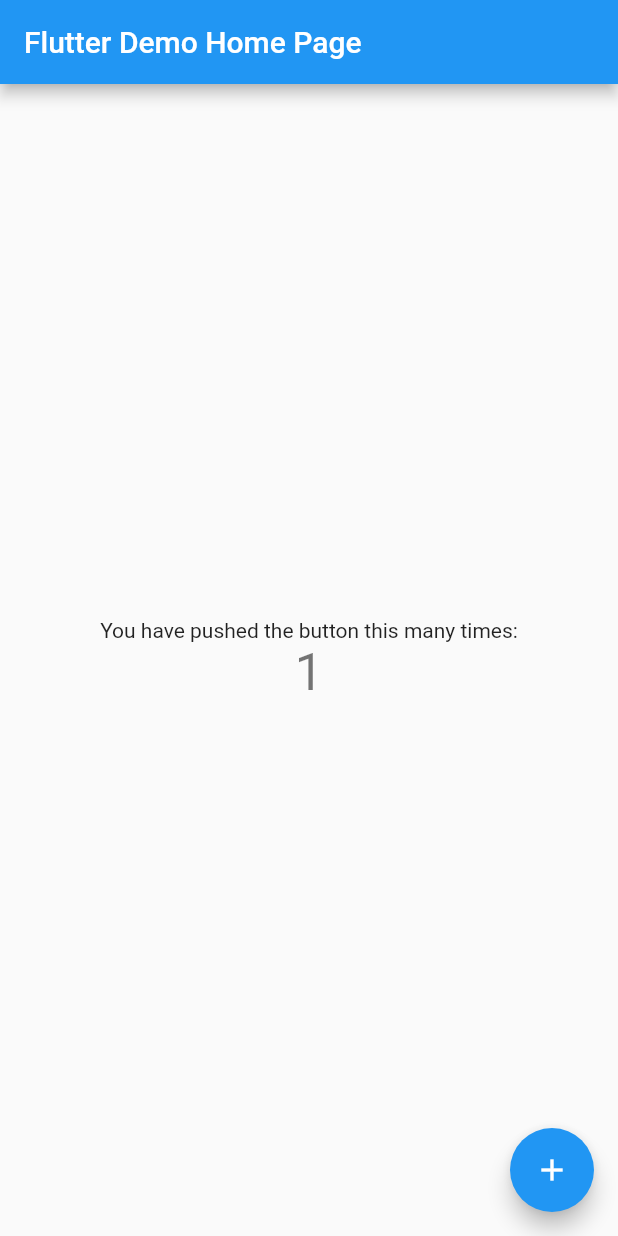
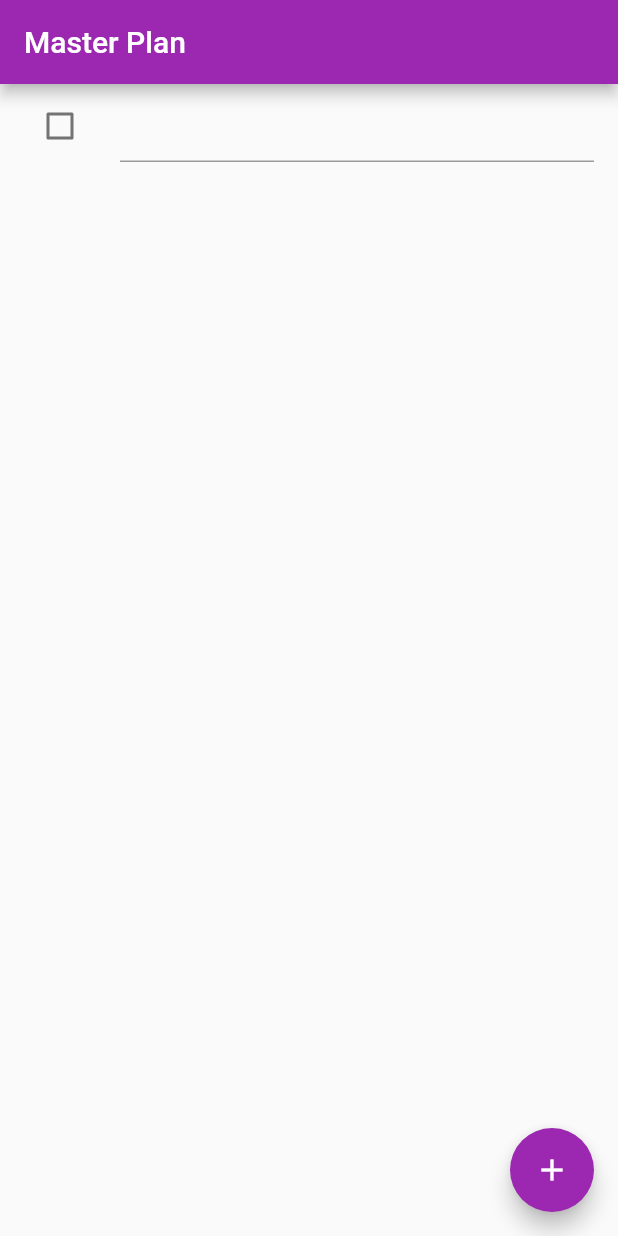
Before and after one commit to jessaleks/state_management_flutter, a Flutter app: the screen it shows after launch, after a tap on the "add" icon, on a phone screen of 412 x 824 dp. Run offline on Flutter 3.47's test engine with Material 2 defaults, Android fonts, the phone set to English and light mode, and no system bars.

Commit message:
a basic list set up

```diff
--- a/lib/main.dart
+++ b/lib/main.dart
@@ -1,4 +1,5 @@
 import 'package:flutter/material.dart';
+import './views/plan_screen.dart';
 
 void main() {
   runApp(const MyApp());
@@ -7,109 +8,11 @@
 class MyApp extends StatelessWidget {
   const MyApp({Key? key}) : super(key: key);
 
-  // This widget is the root of your application.
   @override
   Widget build(BuildContext context) {
     return MaterialApp(
-      title: 'Flutter Demo',
-      theme: ThemeData(
-        // This is the theme of your application.
-        //
-        // Try running your application with "flutter run". You'll see the
-        // application has a blue toolbar. Then, without quitting the app, try
-        // changing the primarySwatch below to Colors.green and then invoke
-        // "hot reload" (press "r" in the console where you ran "flutter run",
-        // or simply save your changes to "hot reload" in a Flutter IDE).
-        // Notice that the counter didn't reset back to zero; the application
-        // is not restarted.
-        primarySwatch: Colors.blue,
-      ),
-      home: const MyHomePage(title: 'Flutter Demo Home Page'),
+      theme: ThemeData(primarySwatch: Colors.purple),
+      home: const PlanScreen(),
     );
   }
 }
-
-class MyHomePage extends StatefulWidget {
-  const MyHomePage({Key? key, required this.title}) : super(key: key);
-
-  // This widget is the home page of your application. It is stateful, meaning
-  // that it has a State object (defined below) that contains fields that affect
-  // how it looks.
-
-  // This class is the configuration for the state. It holds the values (in this
-  // case the title) provided by the parent (in this case the App widget) and
-  // used by the build method of the State. Fields in a Widget subclass are
-  // always marked "final".
-
-  final String title;
-
-  @override
-  State<MyHomePage> createState() => _MyHomePageState();
-}
-
-class _MyHomePageState extends State<MyHomePage> {
-  int _counter = 0;
-
-  void _incrementCounter() {
-    setState(() {
-      // This call to setState tells the Flutter framework that something has
-      // changed in this State, which causes it to rerun the build method below
-      // so that the display can reflect the updated values. If we changed
-      // _counter without calling setState(), then the build method would not be
-      // called again, and so nothing would appear to happen.
-      _counter++;
-    });
-  }
-
-  @override
-  Widget build(BuildContext context) {
-    // This method is rerun every time setState is called, for instance as done
-    // by the _incrementCounter method above.
-    //
-    // The Flutter framework has been optimized to make rerunning build methods
-    // fast, so that you can just rebuild anything that needs updating rather
-    // than having to individually change instances of widgets.
-    return Scaffold(
-      appBar: AppBar(
-        // Here we take the value from the MyHomePage object that was created by
-        // the App.build method, and use it to set our appbar title.
-        title: Text(widget.title),
-      ),
-      body: Center(
-        // Center is a layout widget. It takes a single child and positions it
-        // in the middle of the parent.
-        child: Column(
-          // Column is also a layout widget. It takes a list of children and
-          // arranges them vertically. By default, it sizes itself to fit its
-          // children horizontally, and tries to be as tall as its parent.
-          //
-          // Invoke "debug painting" (press "p" in the console, choose the
-          // "Toggle Debug Paint" action from the Flutter Inspector in Android
-          // Studio, or the "Toggle Debug Paint" command in Visual Studio Code)
-          // to see the wireframe for each widget.
-          //
-          // Column has various properties to control how it sizes itself and
-          // how it positions its children. Here we use mainAxisAlignment to
-          // center the children vertically; the main axis here is the vertical
-          // axis because Columns are vertical (the cross axis would be
-          // horizontal).
-          mainAxisAlignment: MainAxisAlignment.center,
-          children: <Widget>[
-            const Text(
-              'You have pushed the button this many times:',
-            ),
-            Text(
-              '$_counter',
-              style: Theme.of(context).textTheme.headline4,
-            ),
-          ],
-        ),
-      ),
-      floatingActionButton: FloatingActionButton(
-        onPressed: _incrementCounter,
-        tooltip: 'Increment',
-        child: const Icon(Icons.add),
-      ), // This trailing comma makes auto-formatting nicer for build methods.
-    );
-  }
-}
--- /dev/null
+++ b/lib/views/plan_screen.dart
@@ -0,0 +1,77 @@
+import 'package:flutter/material.dart';
+import 'package:master_plan/models/data_layer.dart';
+
+class PlanScreen extends StatefulWidget {
+  const PlanScreen({Key? key}) : super(key: key);
+
+  @override
+  State createState() => _PlanScreenState();
+}
+
+class _PlanScreenState extends State<PlanScreen> {
+  final plan = Plan();
+  late ScrollController scrollController;
+
+  @override
+  void initState() {
+    super.initState();
+    scrollController = ScrollController()
+      ..addListener(() {
+        // has to be done because of iOS and the way the keyboard works there
+        FocusScope.of(context).requestFocus(FocusNode());
+      });
+  }
+
+  @override
+  void dispose() {
+    scrollController.dispose();
+    super.dispose();
+  }
+
+  @override
+  Widget build(BuildContext context) {
+    return Scaffold(
+      appBar: AppBar(title: const Text('Master Plan')),
+      body: _buildList(),
+      floatingActionButton: _buildAddTaskButton(),
+    );
+  }
+
+  Widget _buildAddTaskButton() {
+    return FloatingActionButton(
+        child: const Icon(Icons.add),
+        onPressed: () {
+          setState(() {
+            plan.tasks.add(Task());
+          });
+        });
+  }
+
+  Widget _buildList() {
+    return ListView.builder(
+      // the scrollController here because of an iOS specific hack
+      controller: scrollController,
+      itemCount: plan.tasks.length,
+      itemBuilder: (context, index) => _buildTaskTile(plan.tasks[index]),
+    );
+  }
+
+  Widget _buildTaskTile(Task task) {
+    return ListTile(
+      leading: Checkbox(
+          value: task.complete,
+          onChanged: (selected) {
+            setState(() {
+              task.complete = selected!;
+            });
+          }),
+      title: TextField(
+        onChanged: (text) {
+          setState(() {
+            task.description = text;
+          });
+        },
+      ),
+    );
+  }
+}
```
